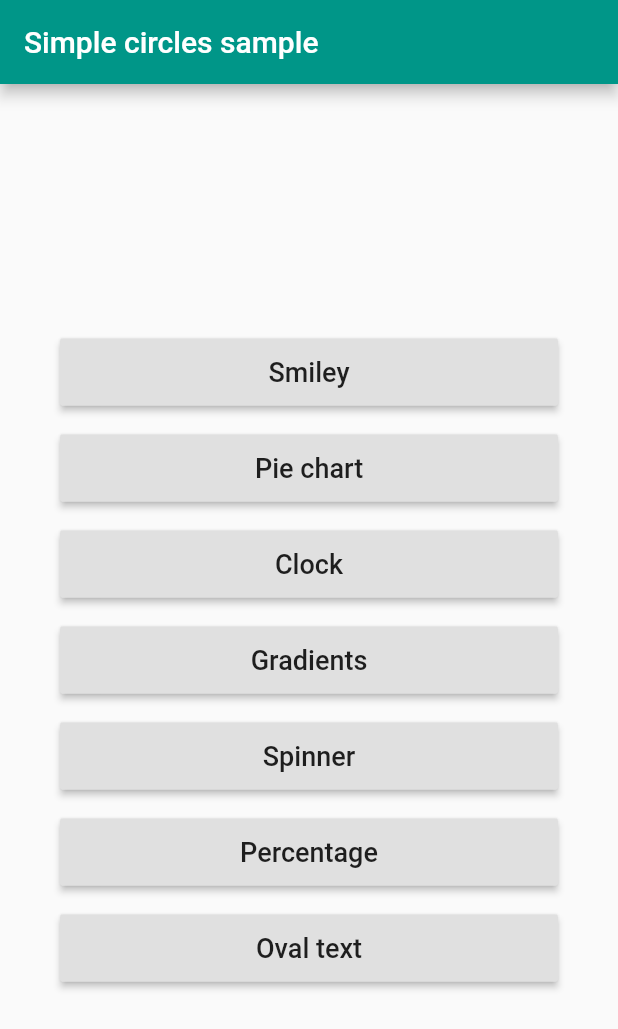
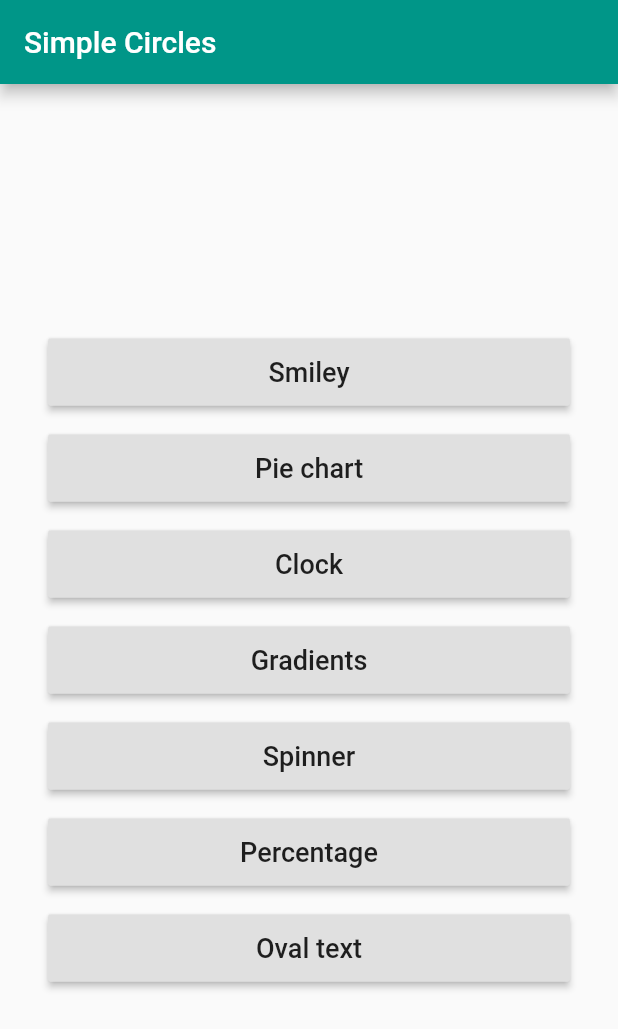
Before and after one commit to kaboc/flutter_simple_circles, a Flutter app: the screen it shows after launch, on a phone screen of 412 x 824 dp. Shown: the top 1029 px of the screen. Run offline on Flutter 3.47's test engine with Material 2 defaults, Android fonts, the phone set to English and light mode, and no system bars; missing offline and left inert: flutter_gradients.

Commit message:
Update examples and READMEs

```diff
--- a/example/lib/main.dart
+++ b/example/lib/main.dart
@@ -16,19 +16,27 @@ class App extends StatelessWidget {
 
   @override
   Widget build(BuildContext context) {
+    const appTitle = 'Simple Circles';
+
     return MaterialApp(
+      title: appTitle,
       theme: ThemeData(
         primarySwatch: Colors.teal,
       ),
       home: Scaffold(
         appBar: AppBar(
-          title: const Text('Simple circles sample'),
+          title: const Text(appTitle),
         ),
         body: SafeArea(
           child: Center(
             child: SingleChildScrollView(
               child: Padding(
                 padding: const EdgeInsets.all(32.0),
+                child: ConstrainedBox(
+                  constraints: const BoxConstraints(
+                    minWidth: 250.0,
+                    maxWidth: 500.0,
+                  ),
                   child: Column(
                     crossAxisAlignment: CrossAxisAlignment.stretch,
                     children: <Widget>[
@@ -68,6 +76,7 @@ class App extends StatelessWidget {
             ),
           ),
         ),
+      ),
     );
   }
 }
@@ -81,7 +90,7 @@ class _Button extends StatelessWidget {
   @override
   Widget build(BuildContext context) {
     return Padding(
-      padding: const EdgeInsets.all(8.0),
+      padding: const EdgeInsets.symmetric(vertical: 8.0),
       child: RaisedButton(
         padding: const EdgeInsets.all(12.0),
         child: Text(
--- a/example/lib/screens/percentage.dart
+++ b/example/lib/screens/percentage.dart
@@ -12,7 +12,7 @@ class PercentageScreen extends StatelessWidget {
 
     return Scaffold(
       appBar: AppBar(
-        title: const Text('Loading indicator'),
+        title: const Text('Percentage indicator'),
       ),
       body: SafeArea(
         child: Center(
--- a/example/lib/screens/spinner.dart
+++ b/example/lib/screens/spinner.dart
@@ -12,7 +12,7 @@ class SpinnerScreen extends StatelessWidget {
   Widget build(BuildContext context) {
     return Scaffold(
       appBar: AppBar(
-        title: const Text('Loading indicator'),
+        title: const Text('Spinner'),
       ),
       body: const SafeArea(
         child: Center(
@@ -40,7 +40,7 @@ class _SpinnerState extends State<_Spinner> {
   @override
   void initState() {
     super.initState();
-    timer = Timer.periodic(const Duration(milliseconds: 60), (t) {
+    timer = Timer.periodic(const Duration(milliseconds: 50), (t) {
       count.value = t.tick;
     });
   }
--- a/example/pubspec.yaml
+++ b/example/pubspec.yaml
@@ -1,5 +1,7 @@
 name: simple_circles_examples
 description: A new Flutter project.
+
+version: 1.0.0
 
 environment:
   sdk: ">=2.3.0 <3.0.0"
```
Also changed, not shown: 5 other files. Lines whose indentation alone changed are shown as unchanged.
